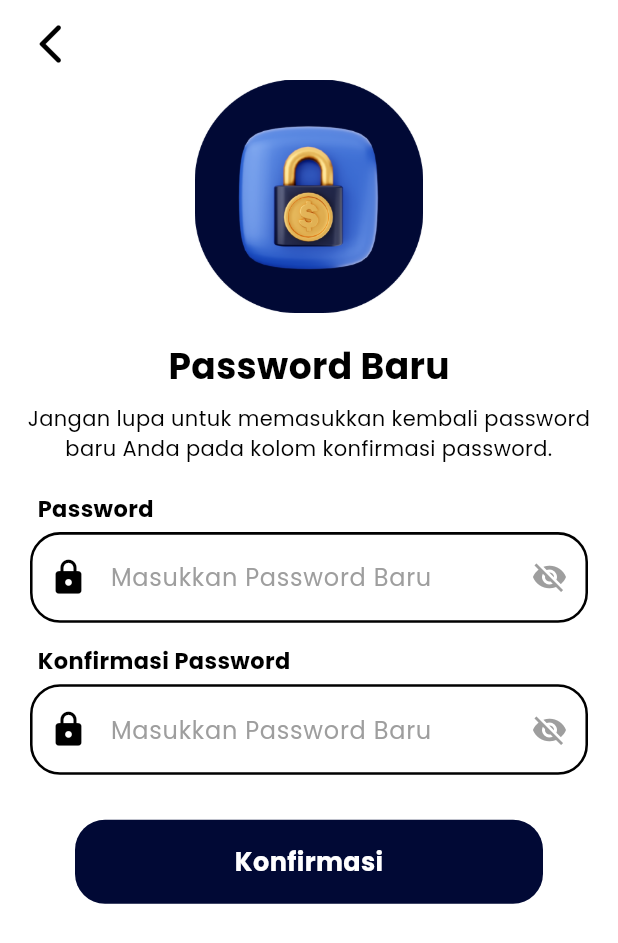
After one commit to achbayhq/projectMobileCampSewa, a Flutter app: the LayoutLupaPasswordNewPass screen opened directly, on a phone screen of 412 x 824 dp. The commit adds this screen. Shown: the top 943 px of the screen. Run offline on Flutter 3.47's test engine with Material 3 defaults, Android fonts, the phone set to English and light mode, and no system bars; our stand-ins replace carousel_slider, dropdown_button2, get, google_fonts, google_nav_bar, logger and 5 more; accounts and stored records are empty.

Commit message:
selesai FE Lupa Password, rev Keranjang

```diff
--- a/lib/components/input/input_versi1.dart
+++ b/lib/components/input/input_versi1.dart
@@ -5,8 +5,10 @@ class InputVersiSatu extends StatefulWidget {
   final TextInputType tipeInput;
   final String placeHolder;
   final double ukuranFontPlaceHolder;
+  final double ketebalanBorder;
   final Color warnaBgInput;
   final Icon iconInput;
+  final bool border;
   final bool passwordTipe;
   final bool showEyes;
   final TextEditingController controller;
@@ -16,6 +18,8 @@ class InputVersiSatu extends StatefulWidget {
       required this.controller,
       this.placeHolder = "Masukkan Tipe",
       this.warnaBgInput = Colors.white,
+      this.ketebalanBorder = 1,
+      this.border = false,
       this.showEyes = false,
       this.passwordTipe = false,
       this.iconInput = const Icon(Icons.email_outlined),
@@ -31,11 +35,16 @@ class _InputVersiSatuState extends State<InputVersiSatu> {
   Widget build(BuildContext context) {
     return Container(
       decoration: BoxDecoration(
-          color: widget.warnaBgInput, borderRadius: BorderRadius.circular(20)),
+          color: widget.warnaBgInput,
+          borderRadius: BorderRadius.circular(20),
+          border: Border.all(
+              color: Colors.black,
+              width: widget.border ? widget.ketebalanBorder : 0)),
       child: TextField(
         obscureText: widget.passwordTipe ? _obscureText : false,
         keyboardType: widget.tipeInput,
         controller: widget.controller,
+        style: GoogleFonts.poppins(fontSize: 16.5, fontWeight: FontWeight.w400, color: Colors.black),
         decoration: InputDecoration(
             hintText: widget.placeHolder,
             border: const OutlineInputBorder(borderSide: BorderSide.none),
--- a/lib/layouts/layout_login.dart
+++ b/lib/layouts/layout_login.dart
@@ -60,7 +60,7 @@ class _LayoutLoginState extends State<LayoutLogin> {
               padding: const EdgeInsets.symmetric(horizontal: 34, vertical: 8),
               child: InputVersiSatu(
                 controller: apiLoginController.emailController,
-                tipeInput: TextInputType.emailAddress,
+                tipeInput: TextInputType.none,
                 showEyes: false,
                 iconInput: const Icon(Icons.person_outline),
                 placeHolder: "Masukkan Username",
--- /dev/null
+++ b/lib/layouts/layout_lupa_password_new_pass.dart
@@ -0,0 +1,174 @@
+import 'package:flutter/material.dart';
+import 'package:get/get.dart';
+import 'package:google_fonts/google_fonts.dart';
+import 'package:project_camp_sewa/components/input/input_versi1.dart';
+
+class LayoutLupaPasswordNewPass extends StatefulWidget {
+  const LayoutLupaPasswordNewPass({super.key});
+
+  @override
+  State<LayoutLupaPasswordNewPass> createState() =>
+      _LayoutLupaPasswordNewPassState();
+}
+
+class _LayoutLupaPasswordNewPassState extends State<LayoutLupaPasswordNewPass> {
+  TextEditingController passBaruController = TextEditingController();
+  TextEditingController konfirmasiPassController = TextEditingController();
+  @override
+  Widget build(BuildContext context) {
+    return Scaffold(
+      body: SafeArea(
+          child: Container(
+        color: Colors.white,
+        child: ListView(
+          children: [
+            Column(
+              children: [
+                Padding(
+                  padding: const EdgeInsets.only(left: 10, top: 5),
+                  child: Row(
+                    mainAxisAlignment: MainAxisAlignment.start,
+                    children: [
+                      IconButton(
+                          onPressed: () {
+                            Get.back();
+                          },
+                          icon: const Icon(
+                            Icons.arrow_back_ios_rounded,
+                            color: Colors.black,
+                            size: 32,
+                          ))
+                    ],
+                  ),
+                ),
+                Image.asset(
+                  "assets/images/lock-image-lupa-pass.png",
+                  scale: 2.35,
+                ),
+                const SizedBox(
+                  height: 18,
+                ),
+                Text("Password Baru",
+                    style: GoogleFonts.poppins(
+                        fontSize: 24,
+                        fontWeight: FontWeight.w700,
+                        color: Colors.black)),
+                const SizedBox(
+                  height: 8,
+                ),
+                Padding(
+                  padding: const EdgeInsets.symmetric(horizontal: 15),
+                  child: Text(
+                    "Jangan lupa untuk memasukkan kembali password baru Anda pada kolom konfirmasi password.",
+                    style: GoogleFonts.poppins(
+                        fontSize: 14,
+                        fontWeight: FontWeight.w400,
+                        color: Colors.black),
+                    textAlign: TextAlign.center,
+                  ),
+                ),
+                Padding(
+                  padding: const EdgeInsets.only(left: 25, right: 20, top: 20),
+                  child: Row(
+                    mainAxisAlignment: MainAxisAlignment.start,
+                    children: [
+                      Text(
+                        "Password",
+                        style: GoogleFonts.poppins(
+                            fontSize: 15,
+                            fontWeight: FontWeight.w700,
+                            color: Colors.black),
+                      ),
+                    ],
+                  ),
+                ),
+                Padding(
+                  padding: const EdgeInsets.only(
+                    left: 20,
+                    right: 20,
+                    top: 5,
+                  ),
+                  child: InputVersiSatu(
+                    tipeInput: TextInputType.visiblePassword,
+                    controller: passBaruController,
+                    showEyes: true,
+                    passwordTipe: true,
+                    iconInput: const Icon(
+                      Icons.lock_rounded,
+                      size: 26,
+                      color: Colors.black,
+                    ),
+                    placeHolder: "Masukkan Password Baru",
+                    ukuranFontPlaceHolder: 16,
+                    border: true,
+                    ketebalanBorder: 1.7,
+                  ),
+                ),
+                Padding(
+                  padding: const EdgeInsets.only(left: 25, right: 20, bottom: 5, top: 15),
+                  child: Row(
+                    mainAxisAlignment: MainAxisAlignment.start,
+                    children: [
+                      Text(
+                        "Konfirmasi Password",
+                        style: GoogleFonts.poppins(
+                            fontSize: 15,
+                            fontWeight: FontWeight.w700,
+                            color: Colors.black),
+                      ),
+                    ],
+                  ),
+                ),
+                Padding(
+                  padding: const EdgeInsets.symmetric(horizontal: 20),
+                  child: InputVersiSatu(
+                    tipeInput: TextInputType.visiblePassword,
+                    controller: konfirmasiPassController,
+                    showEyes: true,
+                    passwordTipe: true,
+                    iconInput: const Icon(
+                      Icons.lock_rounded,
+                      size: 26,
+                      color: Colors.black,
+                    ),
+                    placeHolder: "Masukkan Password Baru",
+                    ukuranFontPlaceHolder: 16,
+                    border: true,
+                    ketebalanBorder: 1.7,
+                  ),
+                ),
+                Padding(
+                  padding:
+                      const EdgeInsets.symmetric(horizontal: 50, vertical: 30),
+                  child: InkWell(
+                    onTap: () {
+                      //konfirmasi
+                    },
+                    child: Container(
+                      decoration: BoxDecoration(
+                        borderRadius: BorderRadius.circular(20),
+                        color: const Color(0xFF010935),
+                      ),
+                      child: Center(
+                        child: Padding(
+                          padding: const EdgeInsets.symmetric(vertical: 16),
+                          child: Text(
+                            "Konfirmasi",
+                            style: GoogleFonts.poppins(
+                                fontSize: 17,
+                                fontWeight: FontWeight.w700,
+                                color: Colors.white),
+                          ),
+                        ),
+                      ),
+                    ),
+                  ),
+                ),
+              ],
+            ),
+          ],
+        ),
+      )),
+    );
+  }
+}
--- a/lib/main.dart
+++ b/lib/main.dart
@@ -1,10 +1,14 @@
 import 'package:flutter/material.dart';
 import 'package:flutter/services.dart';
 import 'package:get/get.dart';
+import 'package:project_camp_sewa/layouts/layout_alamat.dart';
 import 'package:project_camp_sewa/layouts/layout_checkout.dart';
 import 'package:project_camp_sewa/layouts/layout_dashboard.dart';
 import 'package:project_camp_sewa/layouts/layout_detail_product.dart';
 import 'package:project_camp_sewa/layouts/layout_keranjang.dart';
+import 'package:project_camp_sewa/layouts/layout_lupa_password.dart';
+import 'package:project_camp_sewa/layouts/layout_lupa_password_new_pass.dart';
+import 'package:project_camp_sewa/layouts/layout_lupa_password_otp.dart';
 import 'package:project_camp_sewa/layouts/layout_metode_pembayaran.dart';
 import 'package:project_camp_sewa/layouts/layout_opsi_pengiriman.dart';
 import 'package:project_camp_sewa/layouts/layout_pembayaran.dart';
@@ -32,6 +36,6 @@ class Main extends StatelessWidget {
     return const GetMaterialApp(
         debugShowCheckedModeBanner: false,
         title: "Marketplace KampSewa Indonesia",
-        home: ScreenDashboard());
+        home: LayoutAlamat());
   }
 }
```
Also changed, not shown: lib/components/card/alamat_card.dart (added, +114 -0 lines), lib/components/input/otp_input.dart (added, +55 -0 lines), lib/layouts/layout_alamat.dart (added, +57 -0 lines), lib/layouts/layout_lupa_password.dart (added, +108 -0 lines), lib/layouts/layout_lupa_password_otp.dart (added, +133 -0 lines), assets/icons/alamat-home.png (added), assets/icons/alamat-kantor.png (added), assets/icons/icon-alamat-home.png (added), assets/images/lock-image-lupa-pass.png (added), assets/images/otp-image-lupa-pass.png (added).
